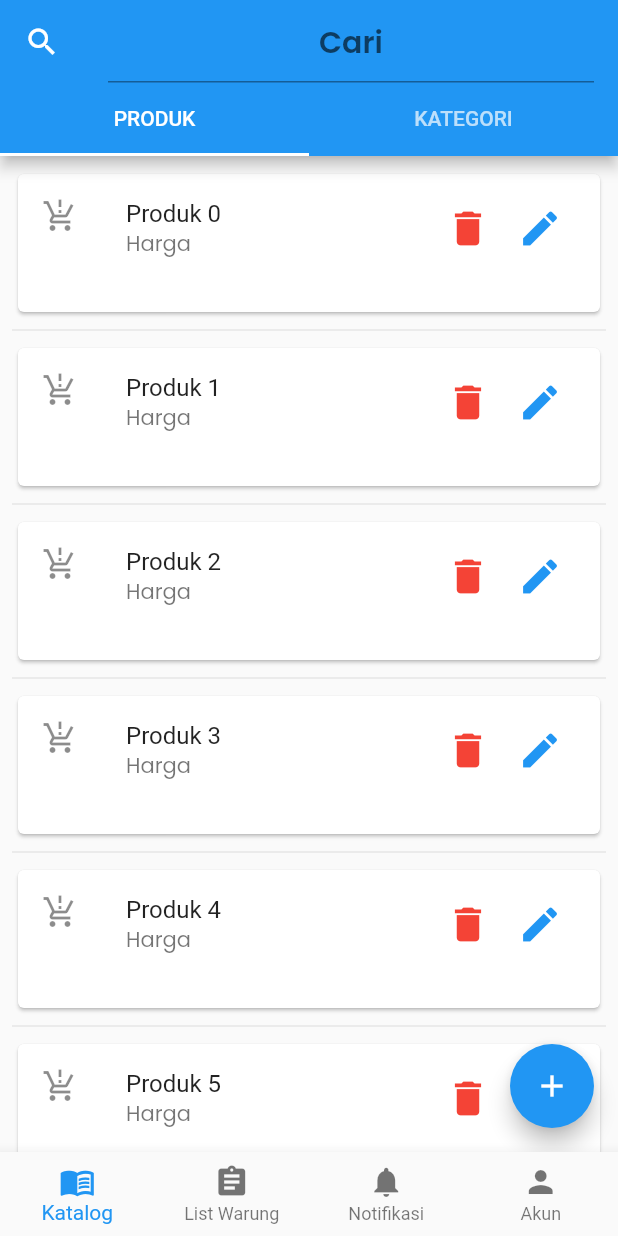
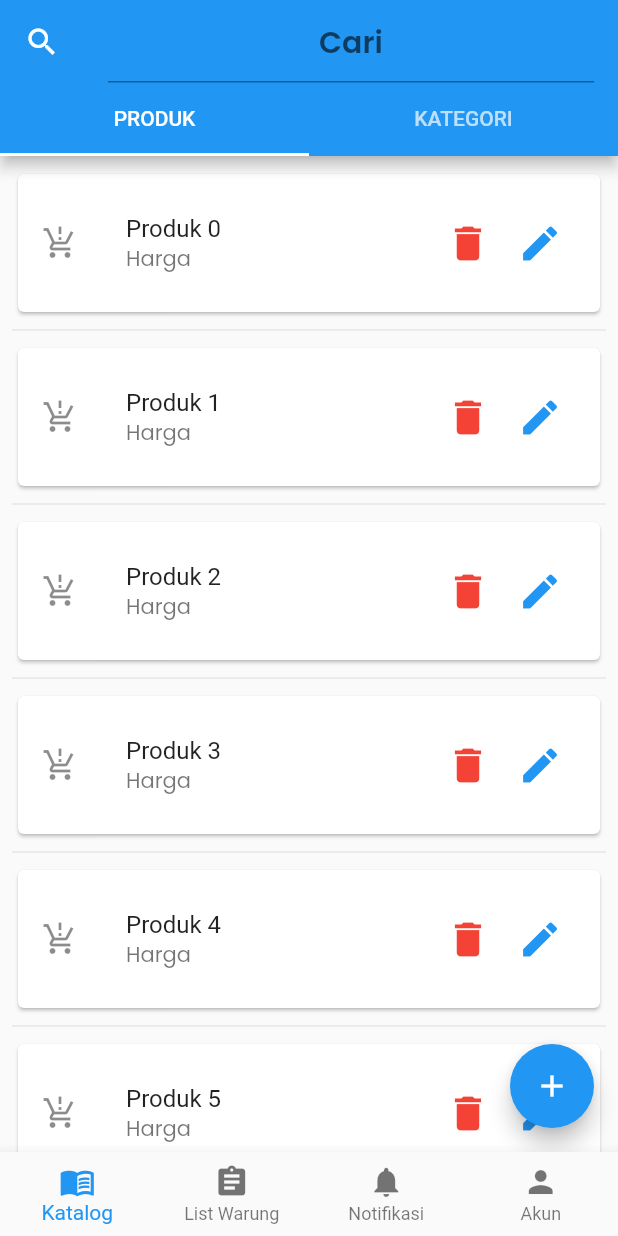
Before and after one commit to AgassiPutra/e_warung, a Flutter app: the screen it shows after launch, after a tap on "Login", on a phone screen of 412 x 824 dp. Run offline on Flutter 3.47's test engine with Material 2 defaults, Android fonts, the phone set to English and light mode, and no system bars; our stand-ins replace material_floating_search_bar, shared_preferences; missing offline and left inert: dropdown_below; Roboto replaces fonts that are missing (Poppins-Bold).

Commit message:
penyesuaian height icon pada listtile leading

```diff
--- a/lib/screens/admin/katalog.dart
+++ b/lib/screens/admin/katalog.dart
@@ -94,10 +94,12 @@ class _HomeState extends State<Home> {
             height: 100,
             child: Card(
               child: Column(
-                mainAxisSize: MainAxisSize.min,
+                mainAxisAlignment: MainAxisAlignment.center,
                 children: <Widget>[
                   ListTile(
-                    leading: Icon(Icons.production_quantity_limits),
+                    leading: Container(
+                        height: double.infinity,
+                        child: Icon(Icons.production_quantity_limits)),
                     title: Text('Produk ${entries[index]}',
                         style: TextStyle(fontFamily: 'Poppins-Bold')),
                     subtitle:
--- a/lib/screens/admin/list_warung.dart
+++ b/lib/screens/admin/list_warung.dart
@@ -49,7 +49,8 @@ class ListWarung extends StatelessWidget {
                     mainAxisAlignment: MainAxisAlignment.center,
                     children: [
                       ListTile(
-                        leading: Icon(Icons.store),
+                        leading: Container(
+                            height: double.infinity, child: Icon(Icons.store)),
                         title: Text('Warung ${entries[index]}',
                             style: TextStyle(
                                 fontFamily: 'Poppins',
```
